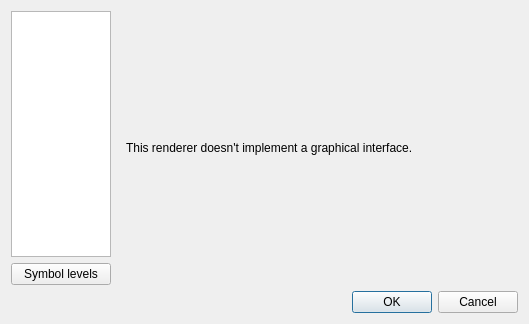
This is src/ui/qgsrendererv2propsdialogbase.ui in qgis/QGIS as Qt 5 draws it before an edit. The edited form follows.
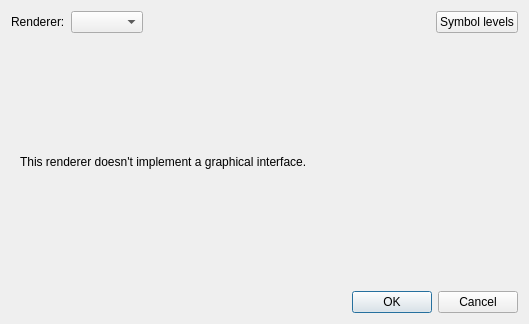
This is the edited form.

Commit message: Renderer properties: switched from list widget to a combo box with renderers

The edit to the form file:
```diff
--- a/src/ui/qgsrendererv2propsdialogbase.ui
+++ b/src/ui/qgsrendererv2propsdialogbase.ui
@@ -13,36 +13,42 @@
   <property name="windowTitle">
    <string>Renderer settings</string>
   </property>
-  <layout class="QGridLayout" name="gridLayout">
-   <item row="0" column="0">
-    <widget class="QListWidget" name="listRenderers">
-     <property name="sizePolicy">
-      <sizepolicy hsizetype="Expanding" vsizetype="Expanding">
-       <horstretch>1</horstretch>
-       <verstretch>0</verstretch>
-      </sizepolicy>
-     </property>
-     <property name="editTriggers">
-      <set>QAbstractItemView::NoEditTriggers</set>
-     </property>
-     <property name="showDropIndicator" stdset="0">
-      <bool>false</bool>
-     </property>
-     <property name="iconSize">
-      <size>
-       <width>48</width>
-       <height>48</height>
-      </size>
-     </property>
-     <property name="spacing">
-      <number>4</number>
-     </property>
-     <property name="viewMode">
-      <enum>QListView::IconMode</enum>
-     </property>
-    </widget>
+  <layout class="QVBoxLayout" name="verticalLayout_2">
+   <item>
+    <layout class="QHBoxLayout" name="horizontalLayout">
+     <item>
+      <widget class="QLabel" name="label_2">
+       <property name="text">
+        <string>Renderer:</string>
+       </property>
+      </widget>
+     </item>
+     <item>
+      <widget class="QComboBox" name="cboRenderers"/>
+     </item>
+     <item>
+      <spacer name="horizontalSpacer">
+       <property name="orientation">
+        <enum>Qt::Horizontal</enum>
+       </property>
+       <property name="sizeHint" stdset="0">
+        <size>
+         <width>40</width>
+         <height>20</height>
+        </size>
+       </property>
+      </spacer>
+     </item>
+     <item>
+      <widget class="QPushButton" name="btnSymbolLevels">
+       <property name="text">
+        <string>Symbol levels</string>
+       </property>
+      </widget>
+     </item>
+    </layout>
    </item>
-   <item row="0" column="1" rowspan="2">
+   <item>
     <widget class="QStackedWidget" name="stackedWidget">
      <property name="sizePolicy">
       <sizepolicy hsizetype="Expanding" vsizetype="Preferred">
@@ -69,20 +75,13 @@
      </widget>
     </widget>
    </item>
-   <item row="2" column="0" colspan="2">
+   <item>
     <widget class="QDialogButtonBox" name="buttonBox">
      <property name="standardButtons">
       <set>QDialogButtonBox::Cancel|QDialogButtonBox::Ok</set>
      </property>
     </widget>
    </item>
-   <item row="1" column="0">
-    <widget class="QPushButton" name="btnSymbolLevels">
-     <property name="text">
-      <string>Symbol levels</string>
-     </property>
-    </widget>
-   </item>
   </layout>
  </widget>
  <tabstops>
```
Left out of the diff: 2 changed lines with no effect on the pictures. The commit also changes 1 other file.
